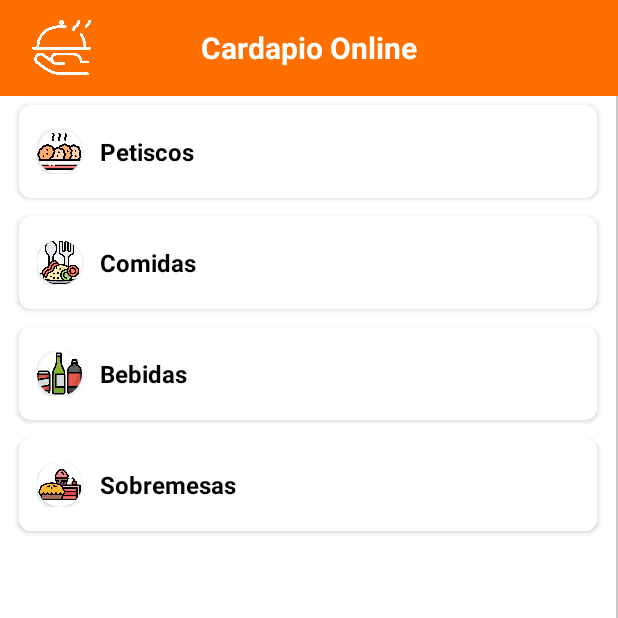
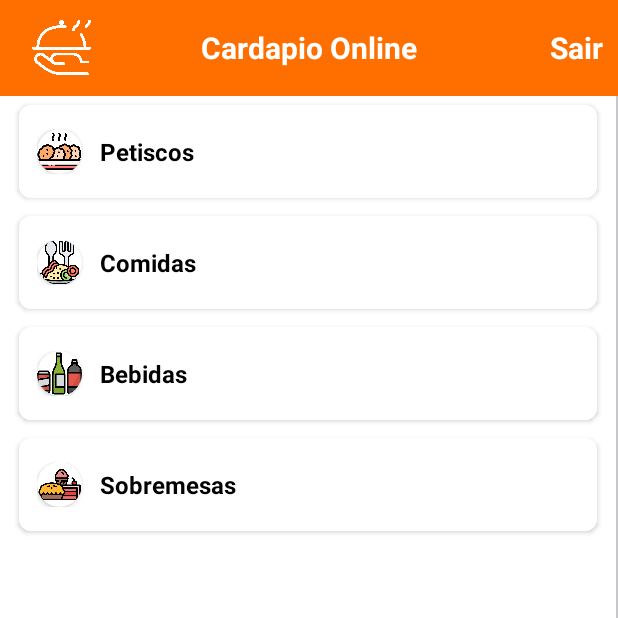
Before and after one commit to harrissondutra/App_Cardapio_Online, an Android app: the screen it shows after launch once a user with an empty profile is signed in (MainActivity), on a phone screen of 412 x 824 dp, the top half of it. Run offline under Robolectric (Android 15) with nearby library versions, the phone set to English and light mode, and no system bars; our stand-ins replace Firebase (no records; nobody signed in at launch, a user with empty details on screens opened directly); Roboto replaces fonts that are not available here.

Commit message:
Inclusão do botão para realizar logout

```diff
--- a/app/src/main/java/com/harrisson/cardapioonline/ui/activity/MainActivity.kt
+++ b/app/src/main/java/com/harrisson/cardapioonline/ui/activity/MainActivity.kt
@@ -6,12 +6,14 @@ import android.os.Bundle
 import android.view.Gravity
 import android.view.View
 import android.widget.FrameLayout
+import android.widget.TextView
 import android.widget.Toast
 import androidx.appcompat.app.AppCompatActivity
 import androidx.recyclerview.widget.DividerItemDecoration
 import androidx.recyclerview.widget.LinearLayoutManager
 import androidx.recyclerview.widget.RecyclerView
 import com.google.android.material.snackbar.Snackbar
+import com.google.firebase.auth.FirebaseAuth
 import com.harrisson.cardapioonline.R
 import com.harrisson.cardapioonline.databinding.ActivityMainBinding
 import com.harrisson.cardapioonline.models.ChildItem
@@ -92,6 +94,18 @@ class MainActivity : AppCompatActivity(), ChildRecyclerViewAdapter.FoodInterface
             }
 
         }
+
+
+        val logoutButton = findViewById<TextView>(R.id.txt_logoff)
+
+        logoutButton.setOnClickListener {
+            FirebaseAuth.getInstance().signOut()
+            val intent = Intent(this, LoginActivity::class.java)
+            startActivity(intent)
+            finish()
+            true
+        }
+
     }
 
     private fun getItemFood() {
--- a/app/src/main/res/layout/activity_main.xml
+++ b/app/src/main/res/layout/activity_main.xml
@@ -8,7 +8,7 @@
 
     tools:context=".ui.activity.MainActivity">
 
-    <androidx.appcompat.widget.Toolbar
+    <!--<androidx.appcompat.widget.Toolbar
         android:layout_width="match_parent"
         android:id="@+id/toolbarManager"
         android:layout_height="wrap_content"
@@ -35,7 +35,11 @@
             android:textSize="20sp"
             android:textStyle="bold" />
 
-    </androidx.appcompat.widget.Toolbar>
+    </androidx.appcompat.widget.Toolbar>-->
+
+    <include
+        android:id="@+id/toolbarMain"
+        layout="@layout/toolbar" />
 
     <androidx.recyclerview.widget.RecyclerView
         android:id="@+id/parentRecyclerView"
@@ -44,7 +48,7 @@
         app:layout_constraintBottom_toTopOf="@id/clear_button"
         app:layout_constraintEnd_toEndOf="parent"
         app:layout_constraintStart_toStartOf="parent"
-        app:layout_constraintTop_toBottomOf="@id/toolbarManager">
+        app:layout_constraintTop_toBottomOf="@id/toolbarMain">
 
     </androidx.recyclerview.widget.RecyclerView>
 
--- a/app/src/main/res/layout/toolbar.xml
+++ b/app/src/main/res/layout/toolbar.xml
@@ -32,6 +32,19 @@
             android:textSize="20sp"
             android:textStyle="bold" />
 
+        <TextView
+            android:id="@+id/txt_logoff"
+            android:layout_width="wrap_content"
+            android:layout_height="wrap_content"
+            android:layout_gravity="end"
+            android:text="Sair"
+            android:textColor="@color/white"
+            android:textSize="20sp"
+            android:textStyle="bold"
+            android:layout_marginEnd="10dp"
+            />
+
+
     </androidx.appcompat.widget.Toolbar>
 
 </androidx.constraintlayout.widget.ConstraintLayout>
```
Also changed, not shown: app/src/main/java/com/harrisson/cardapioonline/ui/activity/ManagerActivity.kt (+11 -0 lines), app/src/main/java/com/harrisson/cardapioonline/ui/activity/RegisterFoodActivity.kt (+12 -0 lines).
